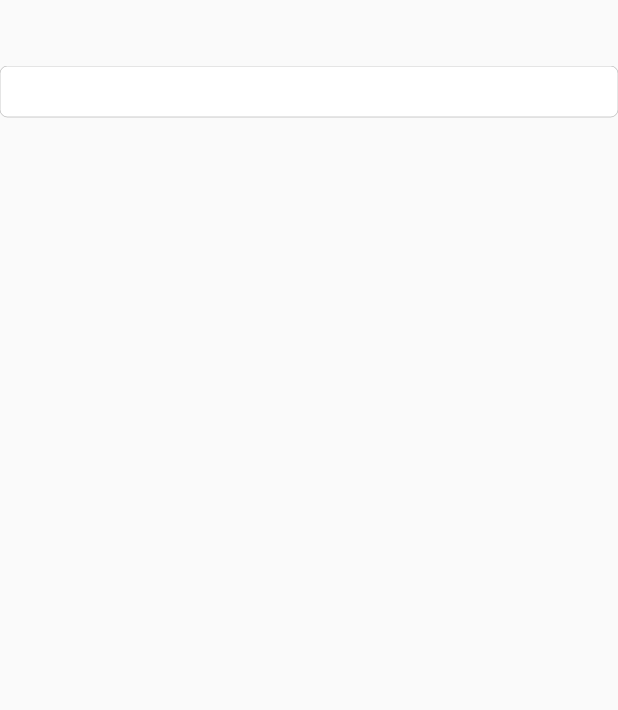
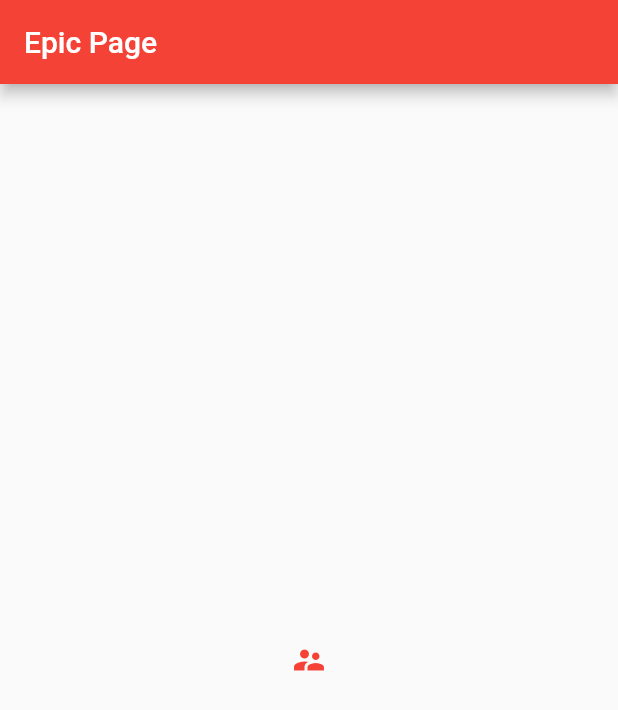
Before and after one commit to lenz90/flutter_app, a Flutter app: the screen it shows after launch, on a phone screen of 412 x 824 dp. Shown: the top 710 px of the screen. Run offline on Flutter 3.47's test engine with Material 2 defaults, Android fonts, the phone set to English and light mode, and no system bars.

Commit message:
Se agrega Information Display Icons

```diff
--- a/lib/main.dart
+++ b/lib/main.dart
@@ -1,5 +1,4 @@
 import 'package:flutter/material.dart';
-import 'package:flutter/cupertino.dart';
 
 void main() => runApp(MyApp());
 
@@ -45,7 +44,7 @@ class MyHomePage extends StatefulWidget {
 }
 
 class _MyHomePageState extends State<MyHomePage> {
-  String val = "";
+  Icon icn = Icon(Icons.supervisor_account, color: Colors.red);
 
   @override
   Widget build(BuildContext context) {
@@ -55,21 +54,18 @@ class _MyHomePageState extends State<MyHomePage> {
     // The Flutter framework has been optimized to make rerunning build methods
     // fast, so that you can just rebuild anything that needs updating rather
     // than having to individually change instances of widgets.
-    return CupertinoPageScaffold(
-        navigationBar: CupertinoNavigationBar(
-          backgroundColor: Colors.red,
-        ),
-        child: SafeArea(
-            child: Container(
-                child: CupertinoTextField(
-                  style: TextStyle(color: Colors.red),
-                  onChanged: (String value) {
-                    val = value;
-                    print(value);
-                  },
-                )
-            )
-        )
+    return Scaffold(
+      appBar: AppBar(
+        // Here we take the value from the MyHomePage object that was created by
+        // the App.build method, and use it to set our appbar title.
+        title: Text(widget.title),
+      ),
+      body: Center(
+        // Center is a layout widget. It takes a single child and positions it
+        // in the middle of the parent.
+          child: IconButton(icon: icn, onPressed: null)
+      ),
+
     );
   }
 }
```
